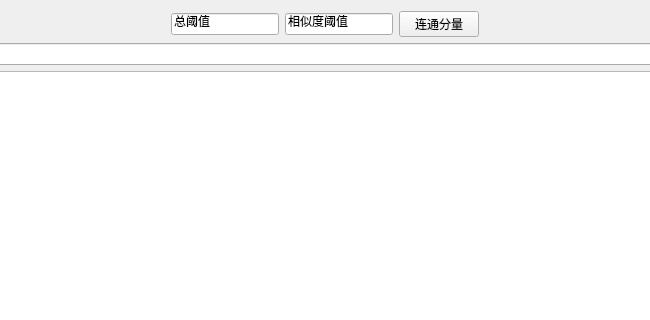
Qt form dialog.ui (JunguangJiang/VisualizeGraph) before a commit; both pictures show x 110 to 760 and y 0 to 320 of the 1098 by 757 pixel window.
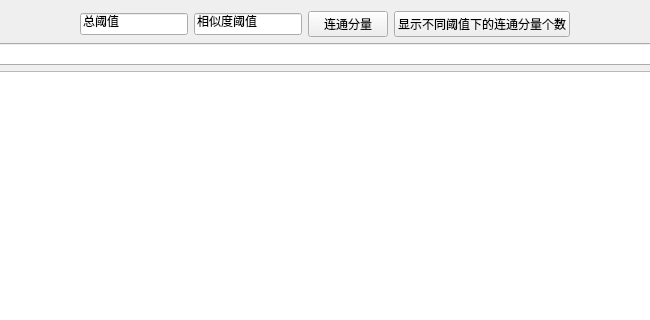
The same form after that commit.

Commit message: 1.6批量生成不同阈值下的连通域个数

Diff of the .ui file:
```diff
--- a/dialog.ui
+++ b/dialog.ui
@@ -65,6 +65,13 @@
        </item>
       </layout>
      </item>
+     <item>
+      <widget class="QPushButton" name="ConnectedComponentQuickButton">
+       <property name="text">
+        <string>显示不同阈值下的连通分量个数</string>
+       </property>
+      </widget>
+     </item>
      <item>
       <spacer name="horizontalSpacer">
        <property name="orientation">
```
The commit also changes 7 other files.
